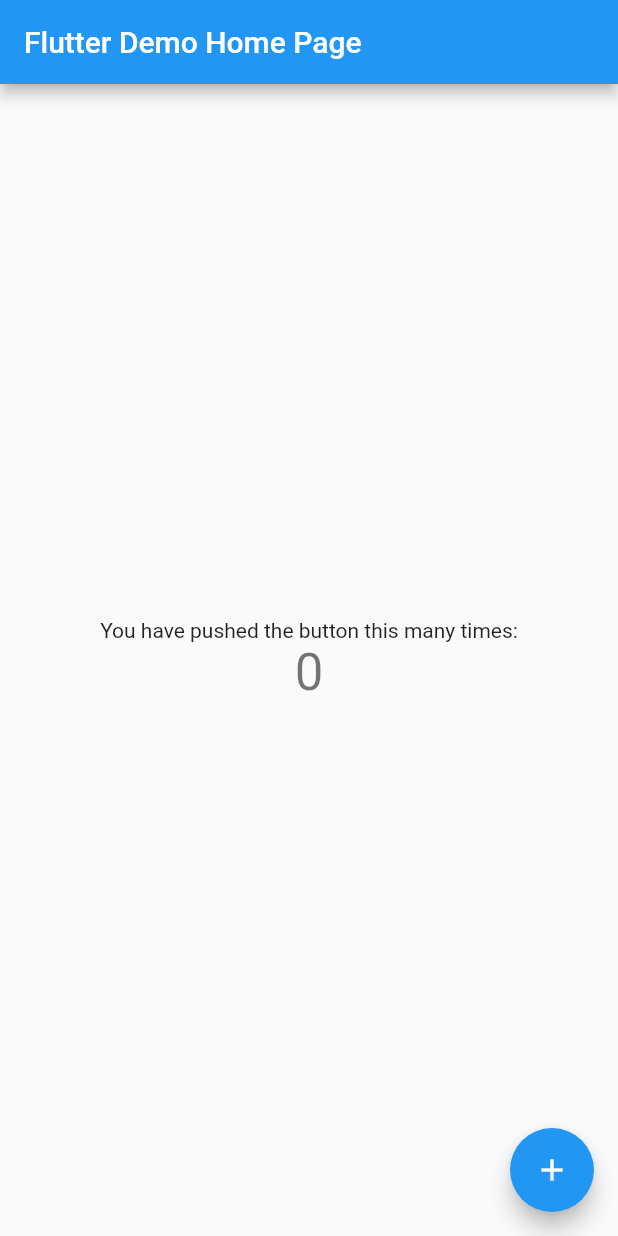
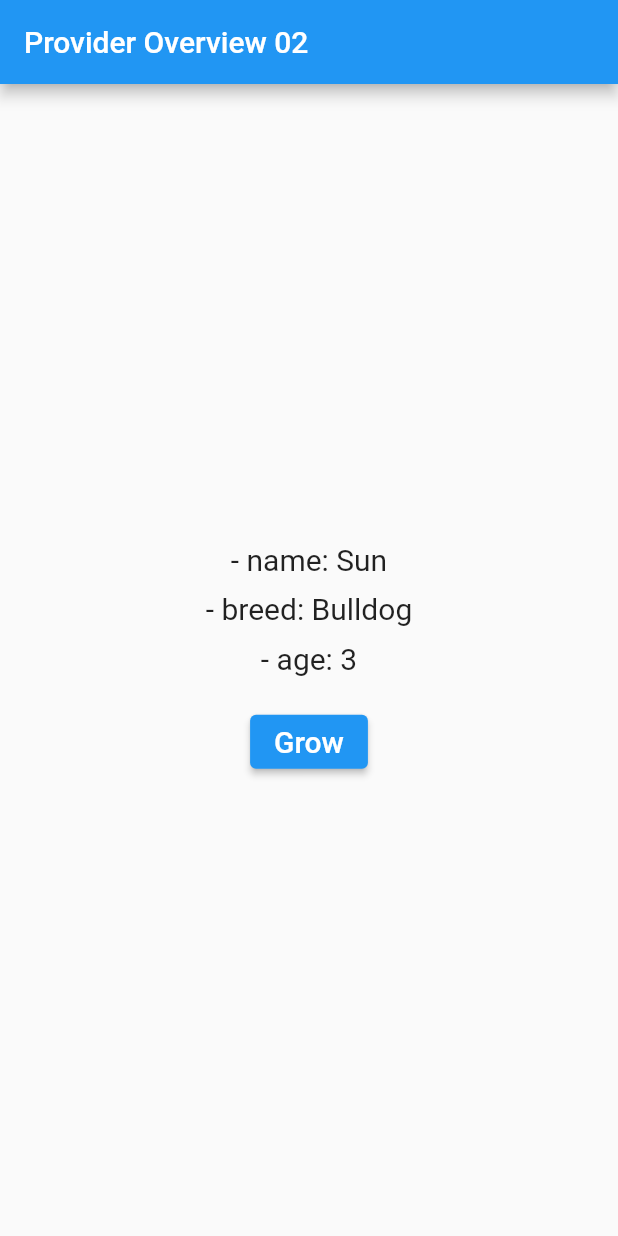
Before and after one commit to jyryuitpro/provider_overview_02, a Flutter app: the screen it shows after launch, on a phone screen of 412 x 824 dp. Run offline on Flutter 3.47's test engine with Material 2 defaults, Android fonts, the phone set to English and light mode, and no system bars.

Commit message:
Provider를 이용한 Dependency Injection

```diff
--- a/lib/main.dart
+++ b/lib/main.dart
@@ -1,4 +1,6 @@
 import 'package:flutter/material.dart';
+import 'package:provider/provider.dart';
+import 'package:provider_overview_02/models/dog.dart';
 
 void main() {
   runApp(const MyApp());
@@ -10,106 +12,93 @@ class MyApp extends StatelessWidget {
   // This widget is the root of your application.
   @override
   Widget build(BuildContext context) {
-    return MaterialApp(
-      title: 'Flutter Demo',
-      theme: ThemeData(
-        // This is the theme of your application.
-        //
-        // Try running your application with "flutter run". You'll see the
-        // application has a blue toolbar. Then, without quitting the app, try
-        // changing the primarySwatch below to Colors.green and then invoke
-        // "hot reload" (press "r" in the console where you ran "flutter run",
-        // or simply save your changes to "hot reload" in a Flutter IDE).
-        // Notice that the counter didn't reset back to zero; the application
-        // is not restarted.
-        primarySwatch: Colors.blue,
+    return Provider<Dog>(
+      create: (context) => Dog(name: 'Sun', breed: 'Bulldog', age: 3),
+      child: MaterialApp(
+        title: 'Provider Overview 02',
+        debugShowCheckedModeBanner: false,
+        theme: ThemeData(
+          primarySwatch: Colors.blue,
+        ),
+        home: const MyHomePage(),
       ),
-      home: const MyHomePage(title: 'Flutter Demo Home Page'),
     );
   }
 }
 
-class MyHomePage extends StatefulWidget {
-  const MyHomePage({Key? key, required this.title}) : super(key: key);
-
-  // This widget is the home page of your application. It is stateful, meaning
-  // that it has a State object (defined below) that contains fields that affect
-  // how it looks.
-
-  // This class is the configuration for the state. It holds the values (in this
-  // case the title) provided by the parent (in this case the App widget) and
-  // used by the build method of the State. Fields in a Widget subclass are
-  // always marked "final".
-
-  final String title;
-
-  @override
-  State<MyHomePage> createState() => _MyHomePageState();
-}
-
-class _MyHomePageState extends State<MyHomePage> {
-  int _counter = 0;
-
-  void _incrementCounter() {
-    setState(() {
-      // This call to setState tells the Flutter framework that something has
-      // changed in this State, which causes it to rerun the build method below
-      // so that the display can reflect the updated values. If we changed
-      // _counter without calling setState(), then the build method would not be
-      // called again, and so nothing would appear to happen.
-      _counter++;
-    });
-  }
+class MyHomePage extends StatelessWidget {
+  const MyHomePage({Key? key}) : super(key: key);
 
   @override
   Widget build(BuildContext context) {
-    // This method is rerun every time setState is called, for instance as done
-    // by the _incrementCounter method above.
-    //
-    // The Flutter framework has been optimized to make rerunning build methods
-    // fast, so that you can just rebuild anything that needs updating rather
-    // than having to individually change instances of widgets.
     return Scaffold(
       appBar: AppBar(
-        // Here we take the value from the MyHomePage object that was created by
-        // the App.build method, and use it to set our appbar title.
-        title: Text(widget.title),
+        title: Text('Provider Overview 02'),
       ),
       body: Center(
-        // Center is a layout widget. It takes a single child and positions it
-        // in the middle of the parent.
         child: Column(
-          // Column is also a layout widget. It takes a list of children and
-          // arranges them vertically. By default, it sizes itself to fit its
-          // children horizontally, and tries to be as tall as its parent.
-          //
-          // Invoke "debug painting" (press "p" in the console, choose the
-          // "Toggle Debug Paint" action from the Flutter Inspector in Android
-          // Studio, or the "Toggle Debug Paint" command in Visual Studio Code)
-          // to see the wireframe for each widget.
-          //
-          // Column has various properties to control how it sizes itself and
-          // how it positions its children. Here we use mainAxisAlignment to
-          // center the children vertically; the main axis here is the vertical
-          // axis because Columns are vertical (the cross axis would be
-          // horizontal).
           mainAxisAlignment: MainAxisAlignment.center,
-          children: <Widget>[
-            const Text(
-              'You have pushed the button this many times:',
+          mainAxisSize: MainAxisSize.min,
+          children: [
+            Text(
+              '- name: ${Provider.of<Dog>(context).name}',
+              style: TextStyle(fontSize: 20.0),
             ),
-            Text(
-              '$_counter',
-              style: Theme.of(context).textTheme.headline4,
+            SizedBox(
+              height: 10.0,
             ),
+            BreedAndAge(),
           ],
         ),
       ),
-      floatingActionButton: FloatingActionButton(
-        onPressed: _incrementCounter,
-        tooltip: 'Increment',
-        child: const Icon(Icons.add),
-      ), // This trailing comma makes auto-formatting nicer for build methods.
     );
   }
 }
+
+class BreedAndAge extends StatelessWidget {
+  const BreedAndAge({Key? key}) : super(key: key);
+
+  @override
+  Widget build(BuildContext context) {
+    return Column(
+      children: [
+        Text(
+          '- breed: ${Provider.of<Dog>(context).breed}',
+          style: TextStyle(fontSize: 20.0),
+        ),
+        SizedBox(
+          height: 10.0,
+        ),
+        Age(),
+      ],
+    );
+  }
+}
+
+class Age extends StatelessWidget {
+  const Age({Key? key}) : super(key: key);
+
+  @override
+  Widget build(BuildContext context) {
+    return Column(
+      children: [
+        Text(
+          '- age: ${Provider.of<Dog>(context).age}',
+          style: TextStyle(fontSize: 20.0),
+        ),
+        SizedBox(
+          height: 20.0,
+        ),
+        ElevatedButton(
+          onPressed: () => Provider.of<Dog>(context, listen: false).grow(),
+          child: Text(
+            'Grow',
+            style: TextStyle(
+              fontSize: 20.0,
+            ),
+          ),
+        ),
+      ],
+    );
+  }
+}
--- /dev/null
+++ b/lib/models/dog.dart
@@ -0,0 +1,16 @@
+class Dog {
+  final String name;
+  final String breed;
+  int age;
+
+  Dog({
+    required this.name,
+    required this.breed,
+    this.age = 1,
+  });
+
+  void grow() {
+    age++;
+    print('age: $age');
+  }
+}
--- a/pubspec.yaml
+++ b/pubspec.yaml
@@ -34,6 +34,7 @@ dependencies:
   # The following adds the Cupertino Icons font to your application.
   # Use with the CupertinoIcons class for iOS style icons.
   cupertino_icons: ^1.0.2
+  provider: ^6.0.1
 
 dev_dependencies:
   flutter_test:
```
Also changed, not shown: pubspec.lock.
